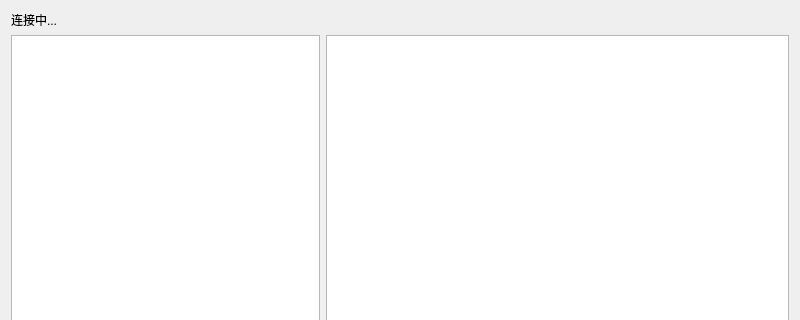
Old version of the form widget.ui in the repository wujichao/CrashExporter; both pictures show x 0 to 800 and y 0 to 320 of the 800 by 600 pixel window.
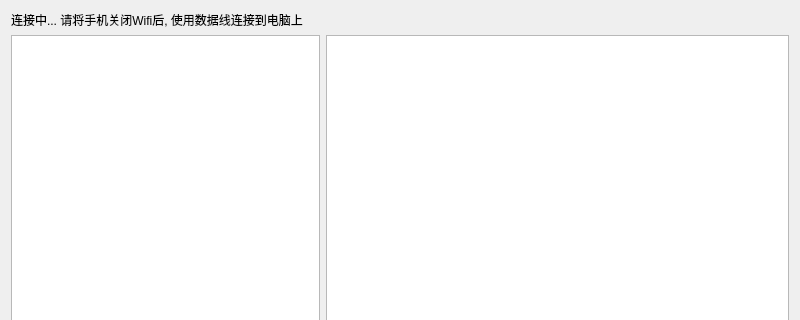
New version of the form.

Patch:
```diff
--- a/widget.ui
+++ b/widget.ui
@@ -14,13 +14,6 @@
    <string>iOS Crash Exporter</string>
   </property>
   <layout class="QGridLayout" name="gridLayout">
-   <item row="0" column="0">
-    <widget class="QLabel" name="indicatorLabel">
-     <property name="text">
-      <string>连接中...</string>
-     </property>
-    </widget>
-   </item>
    <item row="1" column="0">
     <widget class="QTableWidget" name="tableWidget">
      <property name="sizePolicy">
@@ -123,6 +116,13 @@
      </item>
     </layout>
    </item>
+   <item row="0" column="0" colspan="2">
+    <widget class="QLabel" name="indicatorLabel">
+     <property name="text">
+      <string>连接中... 请将手机关闭Wifi后, 使用数据线连接到电脑上</string>
+     </property>
+    </widget>
+   </item>
   </layout>
  </widget>
  <layoutdefault spacing="6" margin="11"/>
```
